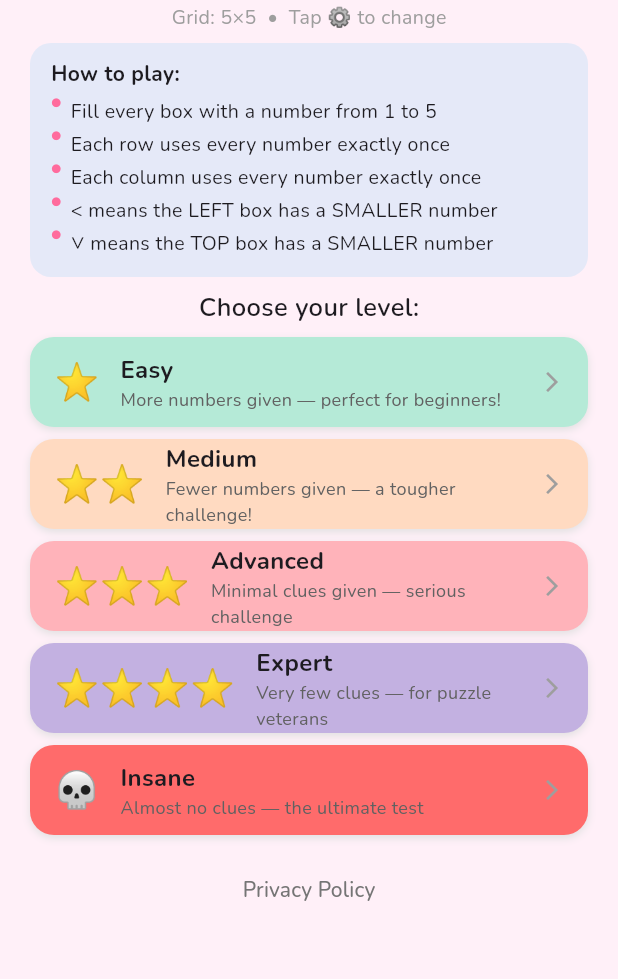
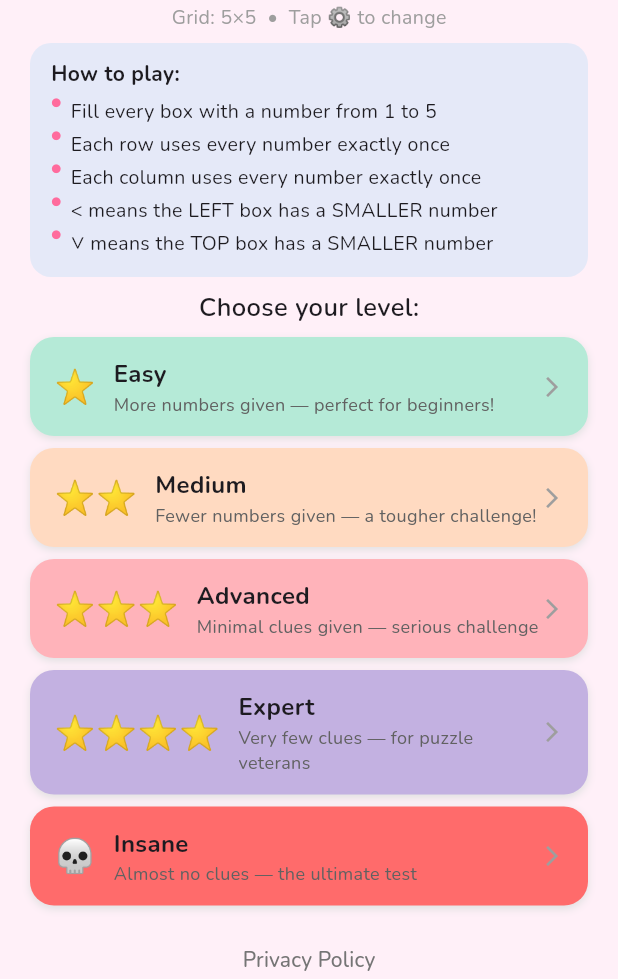
Before and after one commit to MichaelKuen/futoshiki_adults, a Flutter app: the screen it shows after launch, on a phone screen of 412 x 824 dp, the part 257-1236 px from its top. Run offline on Flutter 3.47's test engine with Material 3 defaults, Android fonts, the phone set to English and light mode, and no system bars; drawn by our look-alikes of flutter_animate; our stand-ins replace confetti, flutter_riverpod, freezed_annotation, google_fonts, riverpod_annotation, shared_preferences; generated files the repository leaves out were written again.

Commit message:
Fix button overflow by removing fixed height from DifficultyButton
The fixed-height Container (66→60px) was the root cause — on smaller phones
the subtitle text wrapped to 3 lines, overflowing the container. Replaced
the fixed height with symmetric vertical padding (13px) and set the inner
Column to MainAxisSize.min so the button sizes to its content. No overflow
is possible regardless of screen width or system font size.

Co-Authored-By: Claude Sonnet 4.6 <noreply@anthropic.com>

```diff
--- a/lib/features/home/presentation/pages/home_page.dart
+++ b/lib/features/home/presentation/pages/home_page.dart
@@ -325,7 +325,6 @@ class _DifficultyButton extends StatelessWidget {
       onTap: onTap,
       child: Container(
         width: double.infinity,
-        height: 60,
         decoration: BoxDecoration(
           color: colour,
           borderRadius: BorderRadius.circular(16),
@@ -337,14 +336,15 @@ class _DifficultyButton extends StatelessWidget {
             ),
           ],
         ),
-        padding: const EdgeInsets.symmetric(horizontal: 16),
+        padding: const EdgeInsets.symmetric(horizontal: 16, vertical: 13),
         child: Row(
+          crossAxisAlignment: CrossAxisAlignment.center,
           children: [
-            Text(emoji, style: const TextStyle(fontSize: 24)),
-            const SizedBox(width: 14),
+            Text(emoji, style: const TextStyle(fontSize: 22)),
+            const SizedBox(width: 12),
             Expanded(
               child: Column(
-                mainAxisAlignment: MainAxisAlignment.center,
+                mainAxisSize: MainAxisSize.min,
                 crossAxisAlignment: CrossAxisAlignment.start,
                 children: [
                   Text(label,
```
